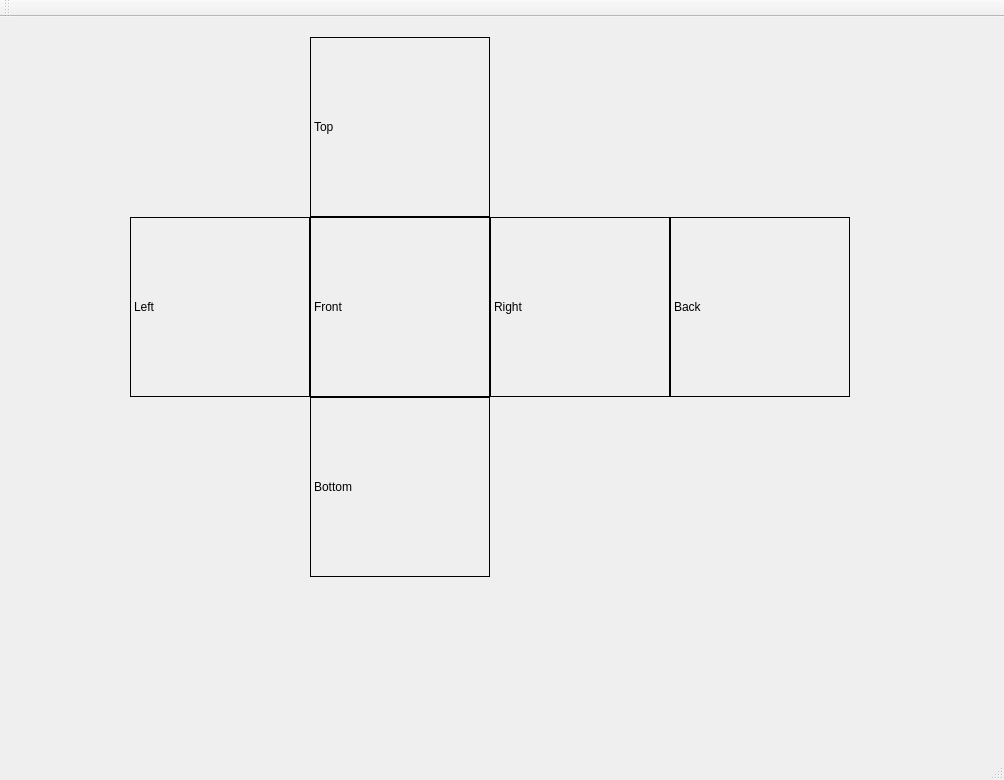
Above: A9_RubiksCubeTutorial/mainwindow.ui from MikeySH/CS3505_A9-Rubiks-Cube-Edu-App before the change. Below: the same form after it.
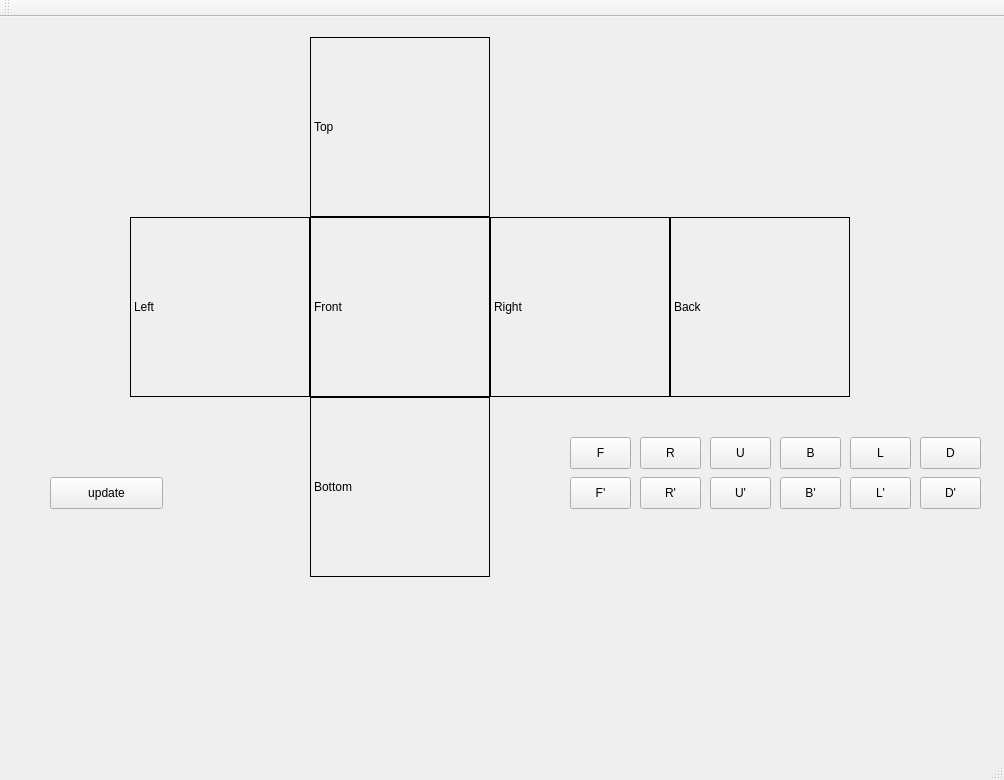
That is the form after the change. Custom widgets are drawn as their Qt base class.

Commit message: added buttons to ui connected drawing pixmaps from model to view

```diff
--- a/A9_RubiksCubeTutorial/mainwindow.ui
+++ b/A9_RubiksCubeTutorial/mainwindow.ui
@@ -120,6 +120,175 @@
      <string>Back</string>
     </property>
    </widget>
+   <widget class="QPushButton" name="updateFaceButton">
+    <property name="geometry">
+     <rect>
+      <x>50</x>
+      <y>460</y>
+      <width>113</width>
+      <height>32</height>
+     </rect>
+    </property>
+    <property name="text">
+     <string>update</string>
+    </property>
+   </widget>
+   <widget class="QPushButton" name="fButton">
+    <property name="geometry">
+     <rect>
+      <x>570</x>
+      <y>420</y>
+      <width>61</width>
+      <height>32</height>
+     </rect>
+    </property>
+    <property name="text">
+     <string>F</string>
+    </property>
+   </widget>
+   <widget class="QPushButton" name="rButton">
+    <property name="geometry">
+     <rect>
+      <x>640</x>
+      <y>420</y>
+      <width>61</width>
+      <height>32</height>
+     </rect>
+    </property>
+    <property name="text">
+     <string>R</string>
+    </property>
+   </widget>
+   <widget class="QPushButton" name="uButton">
+    <property name="geometry">
+     <rect>
+      <x>710</x>
+      <y>420</y>
+      <width>61</width>
+      <height>32</height>
+     </rect>
+    </property>
+    <property name="text">
+     <string>U</string>
+    </property>
+   </widget>
+   <widget class="QPushButton" name="bButton">
+    <property name="geometry">
+     <rect>
+      <x>780</x>
+      <y>420</y>
+      <width>61</width>
+      <height>32</height>
+     </rect>
+    </property>
+    <property name="text">
+     <string>B</string>
+    </property>
+   </widget>
+   <widget class="QPushButton" name="lButton">
+    <property name="geometry">
+     <rect>
+      <x>850</x>
+      <y>420</y>
+      <width>61</width>
+      <height>32</height>
+     </rect>
+    </property>
+    <property name="text">
+     <string>L</string>
+    </property>
+   </widget>
+   <widget class="QPushButton" name="dButton">
+    <property name="geometry">
+     <rect>
+      <x>920</x>
+      <y>420</y>
+      <width>61</width>
+      <height>32</height>
+     </rect>
+    </property>
+    <property name="text">
+     <string>D</string>
+    </property>
+   </widget>
+   <widget class="QPushButton" name="dPrimeButton">
+    <property name="geometry">
+     <rect>
+      <x>920</x>
+      <y>460</y>
+      <width>61</width>
+      <height>32</height>
+     </rect>
+    </property>
+    <property name="text">
+     <string>D'</string>
+    </property>
+   </widget>
+   <widget class="QPushButton" name="lPrimeButton">
+    <property name="geometry">
+     <rect>
+      <x>850</x>
+      <y>460</y>
+      <width>61</width>
+      <height>32</height>
+     </rect>
+    </property>
+    <property name="text">
+     <string>L'</string>
+    </property>
+   </widget>
+   <widget class="QPushButton" name="fPrimeButton">
+    <property name="geometry">
+     <rect>
+      <x>570</x>
+      <y>460</y>
+      <width>61</width>
+      <height>32</height>
+     </rect>
+    </property>
+    <property name="text">
+     <string>F'</string>
+    </property>
+   </widget>
+   <widget class="QPushButton" name="rPrimeButton">
+    <property name="geometry">
+     <rect>
+      <x>640</x>
+      <y>460</y>
+      <width>61</width>
+      <height>32</height>
+     </rect>
+    </property>
+    <property name="text">
+     <string>R'</string>
+    </property>
+   </widget>
+   <widget class="QPushButton" name="uPrimeButton">
+    <property name="geometry">
+     <rect>
+      <x>710</x>
+      <y>460</y>
+      <width>61</width>
+      <height>32</height>
+     </rect>
+    </property>
+    <property name="text">
+     <string>U'</string>
+    </property>
+   </widget>
+   <widget class="QPushButton" name="bPrimeButton">
+    <property name="geometry">
+     <rect>
+      <x>780</x>
+      <y>460</y>
+      <width>61</width>
+      <height>32</height>
+     </rect>
+    </property>
+    <property name="text">
+     <string>B'</string>
+    </property>
+   </widget>
   </widget>
   <widget class="QMenuBar" name="menubar">
    <property name="geometry">
```
Left out of the diff: 2 changed lines with no effect on the pictures. The commit also changes 5 other files.
